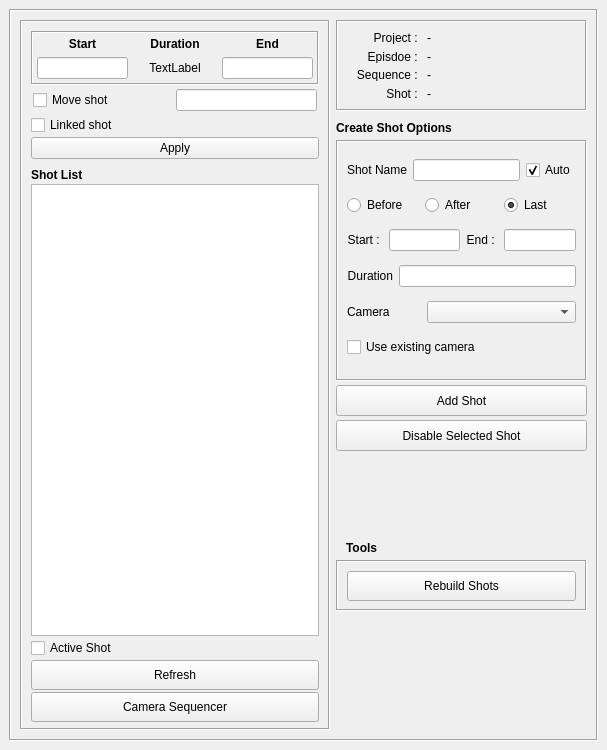
This is ui.ui in ChanonVilaiyuk/arxSequenceManager as Qt 5 draws it before an edit. The edited form follows.
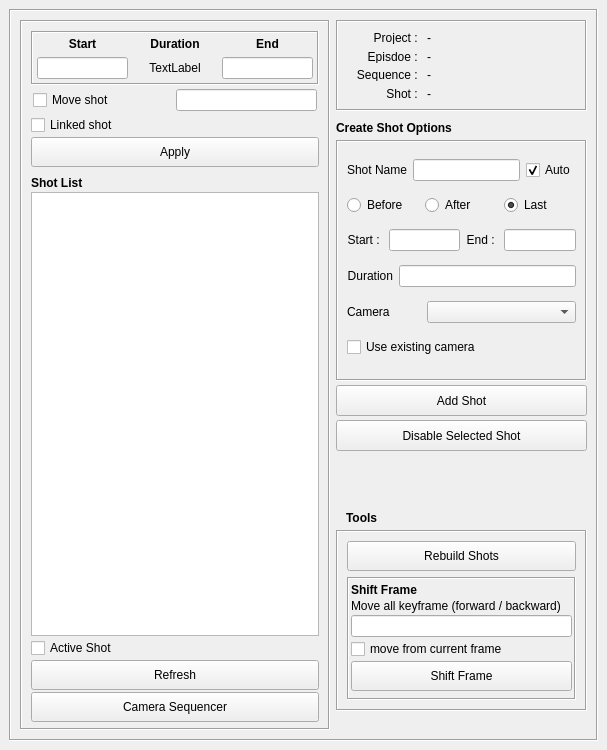
This is the edited form.

The edit to the form file:
```diff
--- a/ui.ui
+++ b/ui.ui
@@ -204,6 +204,12 @@
           </item>
           <item>
            <widget class="QPushButton" name="apply_pushButton">
+            <property name="minimumSize">
+             <size>
+              <width>0</width>
+              <height>30</height>
+             </size>
+            </property>
             <property name="text">
              <string>Apply</string>
             </property>
@@ -597,7 +603,7 @@
           <property name="geometry">
            <rect>
             <x>10</x>
-            <y>520</y>
+            <y>490</y>
             <width>131</width>
             <height>16</height>
            </rect>
@@ -616,9 +622,9 @@
           <property name="geometry">
            <rect>
             <x>0</x>
-            <y>540</y>
+            <y>510</y>
             <width>251</width>
-            <height>51</height>
+            <height>181</height>
            </rect>
           </property>
           <property name="frameShape">
@@ -641,6 +647,76 @@
              </property>
             </widget>
            </item>
+           <item row="1" column="0" rowspan="2">
+            <widget class="QFrame" name="frame_11">
+             <property name="frameShape">
+              <enum>QFrame::Box</enum>
+             </property>
+             <property name="frameShadow">
+              <enum>QFrame::Sunken</enum>
+             </property>
+             <layout class="QVBoxLayout" name="verticalLayout_6">
+              <property name="spacing">
+               <number>2</number>
+              </property>
+              <property name="leftMargin">
+               <number>2</number>
+              </property>
+              <property name="topMargin">
+               <number>4</number>
+              </property>
+              <property name="rightMargin">
+               <number>2</number>
+              </property>
+              <property name="bottomMargin">
+               <number>9</number>
+              </property>
+              <item>
+               <widget class="QLabel" name="label_23">
+                <property name="font">
+                 <font>
+                  <weight>75</weight>
+                  <bold>true</bold>
+                 </font>
+                </property>
+                <property name="text">
+                 <string>Shift Frame</string>
+                </property>
+               </widget>
+              </item>
+              <item>
+               <widget class="QLabel" name="label_22">
+                <property name="text">
+                 <string>Move all keyframe (forward / backward)</string>
+                </property>
+               </widget>
+              </item>
+              <item>
+               <widget class="QLineEdit" name="frame_lineEdit"/>
+              </item>
+              <item>
+               <widget class="QCheckBox" name="currentStart_checkBox">
+                <property name="text">
+                 <string>move from current frame</string>
+                </property>
+               </widget>
+              </item>
+              <item>
+               <widget class="QPushButton" name="shiftFrame_pushButton">
+                <property name="minimumSize">
+                 <size>
+                  <width>0</width>
+                  <height>30</height>
+                 </size>
+                </property>
+                <property name="text">
+                 <string>Shift Frame</string>
+                </property>
+               </widget>
+              </item>
+             </layout>
+            </widget>
+           </item>
           </layout>
          </widget>
         </widget>
```
